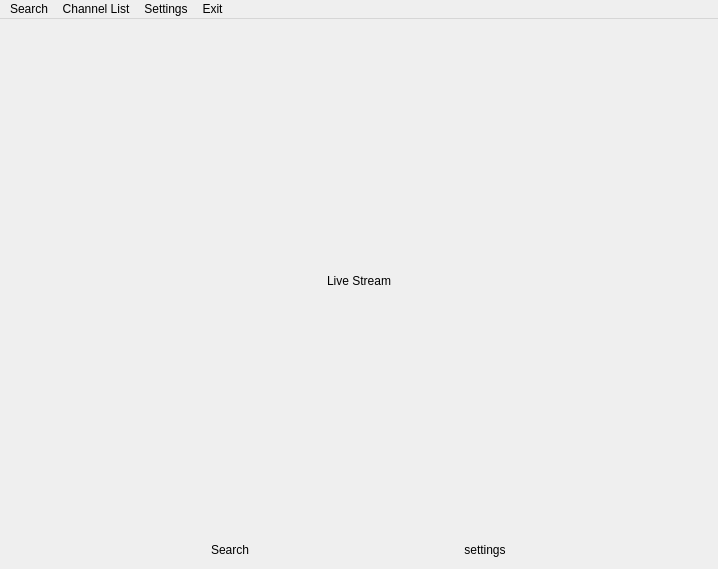
This is src/ui/MainWindow.ui in hashpad/m3u as Qt 5 draws it before an edit. The edited form follows.
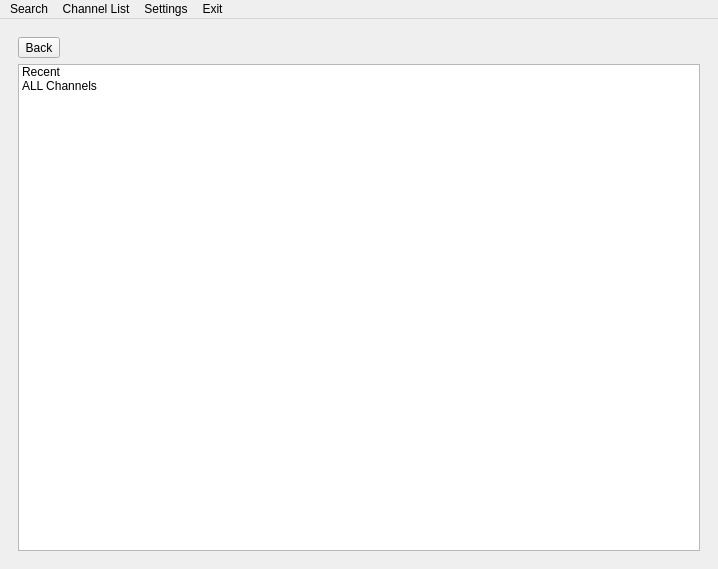
This is the edited form. The open tabs and pages were chosen to show the change. Icons and pictures are not drawn.

Patch:
```diff
--- a/src/ui/MainWindow.ui
+++ b/src/ui/MainWindow.ui
@@ -17,8 +17,15 @@
    <string notr="true"/>
   </property>
   <widget class="QWidget" name="centralwidget">
-   <layout class="QVBoxLayout" name="verticalLayout">
-    <item>
+   <layout class="QGridLayout" name="gridLayout_2">
+    <item row="0" column="0">
+     <widget class="QStackedWidget" name="MainStackedWidget">
+      <property name="currentIndex">
+       <number>0</number>
+      </property>
+      <widget class="QWidget" name="MainPage">
+       <layout class="QGridLayout" name="gridLayout">
+        <item row="0" column="0">
      <layout class="QVBoxLayout" name="verticalLayout_3">
       <item alignment="Qt::AlignmentFlag::AlignHCenter|Qt::AlignmentFlag::AlignVCenter">
        <widget class="QToolButton" name="LiveStreamButton">
@@ -47,7 +54,7 @@
       </item>
      </layout>
     </item>
-    <item>
+        <item row="1" column="0">
      <layout class="QHBoxLayout" name="horizontalLayout">
       <item>
        <widget class="QToolButton" name="SearchButton">
@@ -100,6 +107,56 @@
     </item>
    </layout>
   </widget>
+      <widget class="QWidget" name="LiveStreamPage">
+       <layout class="QGridLayout" name="gridLayout_4">
+        <item row="0" column="0">
+         <layout class="QGridLayout" name="gridLayout_3">
+          <item row="0" column="0">
+           <layout class="QHBoxLayout" name="horizontalLayout_2">
+            <item>
+             <widget class="QToolButton" name="MainBackButton">
+              <property name="text">
+               <string>Back</string>
+              </property>
+             </widget>
+            </item>
+            <item>
+             <spacer name="horizontalSpacer">
+              <property name="orientation">
+               <enum>Qt::Orientation::Horizontal</enum>
+              </property>
+              <property name="sizeHint" stdset="0">
+               <size>
+                <width>40</width>
+                <height>20</height>
+               </size>
+              </property>
+             </spacer>
+            </item>
+           </layout>
+          </item>
+          <item row="1" column="0">
+           <widget class="QListWidget" name="LiveStreamOptions">
+            <item>
+             <property name="text">
+              <string>Recent</string>
+             </property>
+            </item>
+            <item>
+             <property name="text">
+              <string>ALL Channels</string>
+             </property>
+            </item>
+           </widget>
+          </item>
+         </layout>
+        </item>
+       </layout>
+      </widget>
+     </widget>
+    </item>
+   </layout>
+  </widget>
   <widget class="QMenuBar" name="menubar">
    <property name="geometry">
     <rect>
```
Left out of the diff: 2 changed lines with no effect on the pictures. Lines whose indentation alone changed are shown as unchanged.
